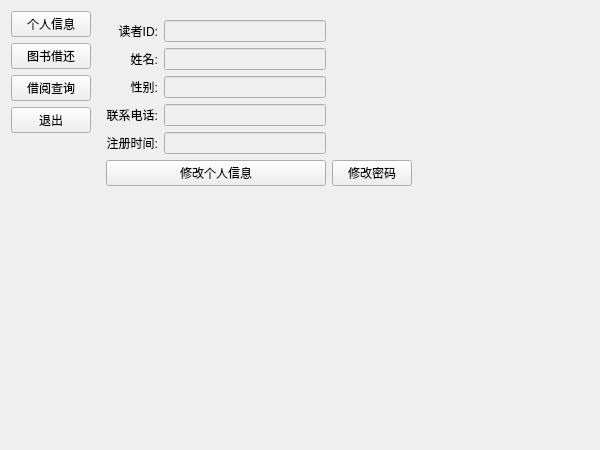
This is Qt大项目/readerview.ui in ackermanLev1/Qt-test as Qt 5 draws it before an edit. The edited form follows.
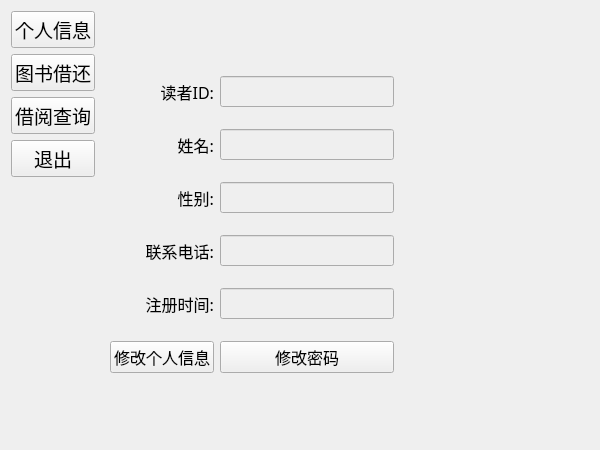
This is the edited form. The open tabs and pages were chosen to show the change.

What changed in the file:
```diff
--- a/Qt大项目/readerview.ui
+++ b/Qt大项目/readerview.ui
@@ -24,6 +24,12 @@
     <layout class="QVBoxLayout" name="verticalLayout">
      <item>
       <widget class="QPushButton" name="btnPersonalInfo">
+       <property name="font">
+        <font>
+         <family>Agency FB</family>
+         <pointsize>14</pointsize>
+        </font>
+       </property>
        <property name="text">
         <string>个人信息</string>
        </property>
@@ -31,6 +37,12 @@
      </item>
      <item>
       <widget class="QPushButton" name="btnBookBorrow">
+       <property name="font">
+        <font>
+         <family>Agency FB</family>
+         <pointsize>14</pointsize>
+        </font>
+       </property>
        <property name="text">
         <string>图书借还</string>
        </property>
@@ -38,6 +50,12 @@
      </item>
      <item>
       <widget class="QPushButton" name="btnBorrowQuery">
+       <property name="font">
+        <font>
+         <family>Agency FB</family>
+         <pointsize>14</pointsize>
+        </font>
+       </property>
        <property name="text">
         <string>借阅查询</string>
        </property>
@@ -45,6 +63,12 @@
      </item>
      <item>
       <widget class="QPushButton" name="btnReaderExit">
+       <property name="font">
+        <font>
+         <family>Agency FB</family>
+         <pointsize>14</pointsize>
+        </font>
+       </property>
        <property name="text">
         <string>退出</string>
        </property>
@@ -72,41 +96,27 @@
      </property>
      <widget class="QWidget" name="pagePersonalInfo">
       <layout class="QGridLayout" name="gridLayout">
-       <item row="4" column="0">
-        <widget class="QLabel" name="lblRegisterTime">
-         <property name="text">
-          <string>注册时间:</string>
+       <item row="2" column="1">
+        <widget class="QLineEdit" name="leReaderName">
+         <property name="enabled">
+          <bool>false</bool>
          </property>
-         <property name="alignment">
-          <set>Qt::AlignRight|Qt::AlignTrailing|Qt::AlignVCenter</set>
+         <property name="font">
+          <font>
+           <family>Agency FB</family>
+           <pointsize>12</pointsize>
+          </font>
          </property>
         </widget>
        </item>
        <item row="3" column="0">
-        <widget class="QLabel" name="lblReaderPhone">
-         <property name="text">
-          <string>联系电话:</string>
-         </property>
-         <property name="alignment">
-          <set>Qt::AlignRight|Qt::AlignTrailing|Qt::AlignVCenter</set>
-         </property>
-        </widget>
-       </item>
-       <item row="7" column="1">
-        <spacer name="verticalSpacer_2">
-         <property name="orientation">
-          <enum>Qt::Vertical</enum>
-         </property>
-         <property name="sizeHint" stdset="0">
-          <size>
-           <width>20</width>
-           <height>40</height>
-          </size>
-         </property>
-        </spacer>
-       </item>
-       <item row="2" column="0">
         <widget class="QLabel" name="lblReaderGender">
+         <property name="font">
+          <font>
+           <family>Agency FB</family>
+           <pointsize>12</pointsize>
+          </font>
+         </property>
          <property name="text">
           <string>性别:</string>
          </property>
@@ -115,69 +125,72 @@
          </property>
         </widget>
        </item>
-       <item row="5" column="3">
-        <spacer name="horizontalSpacer_2">
-         <property name="orientation">
-          <enum>Qt::Horizontal</enum>
+       <item row="2" column="0">
+        <widget class="QLabel" name="lblReaderName">
+         <property name="font">
+          <font>
+           <family>Agency FB</family>
+           <pointsize>12</pointsize>
+          </font>
          </property>
-         <property name="sizeHint" stdset="0">
-          <size>
-           <width>40</width>
-           <height>20</height>
-          </size>
-         </property>
-        </spacer>
-       </item>
-       <item row="5" column="0" colspan="2">
-        <widget class="QPushButton" name="btnModifyInfo">
          <property name="text">
-          <string>修改个人信息</string>
+          <string>姓名:</string>
+         </property>
+         <property name="alignment">
+          <set>Qt::AlignRight|Qt::AlignTrailing|Qt::AlignVCenter</set>
          </property>
         </widget>
        </item>
        <item row="4" column="1">
-        <widget class="QLineEdit" name="leRegisterTime">
-         <property name="enabled">
-          <bool>false</bool>
-         </property>
-        </widget>
-       </item>
-       <item row="2" column="2" colspan="2">
-        <spacer name="horizontalSpacer">
-         <property name="orientation">
-          <enum>Qt::Horizontal</enum>
-         </property>
-         <property name="sizeHint" stdset="0">
-          <size>
-           <width>40</width>
-           <height>20</height>
-          </size>
-         </property>
-        </spacer>
-       </item>
-       <item row="5" column="2">
-        <widget class="QPushButton" name="btnModifyPwd">
-         <property name="text">
-          <string>修改密码</string>
-         </property>
-        </widget>
-       </item>
-       <item row="1" column="1">
-        <widget class="QLineEdit" name="leReaderName">
-         <property name="enabled">
-          <bool>false</bool>
-         </property>
-        </widget>
-       </item>
-       <item row="3" column="1">
         <widget class="QLineEdit" name="leReaderPhone">
          <property name="enabled">
           <bool>false</bool>
          </property>
+         <property name="font">
+          <font>
+           <family>Agency FB</family>
+           <pointsize>12</pointsize>
+          </font>
+         </property>
         </widget>
        </item>
-       <item row="0" column="0">
+       <item row="5" column="0">
+        <widget class="QLabel" name="lblRegisterTime">
+         <property name="font">
+          <font>
+           <family>Agency FB</family>
+           <pointsize>12</pointsize>
+          </font>
+         </property>
+         <property name="text">
+          <string>注册时间:</string>
+         </property>
+         <property name="alignment">
+          <set>Qt::AlignRight|Qt::AlignTrailing|Qt::AlignVCenter</set>
+         </property>
+        </widget>
+       </item>
+       <item row="1" column="1">
+        <widget class="QLineEdit" name="leReaderID">
+         <property name="enabled">
+          <bool>false</bool>
+         </property>
+         <property name="font">
+          <font>
+           <family>Agency FB</family>
+           <pointsize>12</pointsize>
+          </font>
+         </property>
+        </widget>
+       </item>
+       <item row="1" column="0">
         <widget class="QLabel" name="lblReaderID">
+         <property name="font">
+          <font>
+           <family>Agency FB</family>
+           <pointsize>12</pointsize>
+          </font>
+         </property>
          <property name="layoutDirection">
           <enum>Qt::LeftToRight</enum>
          </property>
@@ -189,30 +202,132 @@
          </property>
         </widget>
        </item>
-       <item row="1" column="0">
-        <widget class="QLabel" name="lblReaderName">
+       <item row="7" column="1">
+        <spacer name="verticalSpacer_3">
+         <property name="orientation">
+          <enum>Qt::Vertical</enum>
+         </property>
+         <property name="sizeType">
+          <enum>QSizePolicy::Minimum</enum>
+         </property>
+         <property name="sizeHint" stdset="0">
+          <size>
+           <width>20</width>
+           <height>40</height>
+          </size>
+         </property>
+        </spacer>
+       </item>
+       <item row="3" column="2" colspan="2">
+        <spacer name="horizontalSpacer">
+         <property name="orientation">
+          <enum>Qt::Horizontal</enum>
+         </property>
+         <property name="sizeHint" stdset="0">
+          <size>
+           <width>40</width>
+           <height>20</height>
+          </size>
+         </property>
+        </spacer>
+       </item>
+       <item row="4" column="0">
+        <widget class="QLabel" name="lblReaderPhone">
+         <property name="font">
+          <font>
+           <family>Agency FB</family>
+           <pointsize>12</pointsize>
+          </font>
+         </property>
          <property name="text">
-          <string>姓名:</string>
+          <string>联系电话:</string>
          </property>
          <property name="alignment">
           <set>Qt::AlignRight|Qt::AlignTrailing|Qt::AlignVCenter</set>
          </property>
         </widget>
        </item>
-       <item row="0" column="1">
-        <widget class="QLineEdit" name="leReaderID">
+       <item row="5" column="1">
+        <widget class="QLineEdit" name="leRegisterTime">
          <property name="enabled">
           <bool>false</bool>
          </property>
+         <property name="font">
+          <font>
+           <family>Agency FB</family>
+           <pointsize>12</pointsize>
+          </font>
+         </property>
         </widget>
        </item>
-       <item row="2" column="1">
+       <item row="3" column="1">
         <widget class="QLineEdit" name="leReaderGender">
          <property name="enabled">
           <bool>false</bool>
          </property>
+         <property name="font">
+          <font>
+           <family>Agency FB</family>
+           <pointsize>12</pointsize>
+          </font>
+         </property>
         </widget>
        </item>
+       <item row="0" column="1">
+        <spacer name="verticalSpacer_2">
+         <property name="orientation">
+          <enum>Qt::Vertical</enum>
+         </property>
+         <property name="sizeType">
+          <enum>QSizePolicy::Minimum</enum>
+         </property>
+         <property name="sizeHint" stdset="0">
+          <size>
+           <width>20</width>
+           <height>40</height>
+          </size>
+         </property>
+        </spacer>
+       </item>
+       <item row="6" column="0">
+        <widget class="QPushButton" name="btnModifyInfo">
+         <property name="font">
+          <font>
+           <family>Agency FB</family>
+           <pointsize>12</pointsize>
+          </font>
+         </property>
+         <property name="text">
+          <string>修改个人信息</string>
+         </property>
+        </widget>
+       </item>
+       <item row="6" column="1">
+        <widget class="QPushButton" name="btnModifyPwd">
+         <property name="font">
+          <font>
+           <family>Agency FB</family>
+           <pointsize>12</pointsize>
+          </font>
+         </property>
+         <property name="text">
+          <string>修改密码</string>
+         </property>
+        </widget>
+       </item>
+       <item row="6" column="3">
+        <spacer name="horizontalSpacer_2">
+         <property name="orientation">
+          <enum>Qt::Horizontal</enum>
+         </property>
+         <property name="sizeHint" stdset="0">
+          <size>
+           <width>40</width>
+           <height>20</height>
+          </size>
+         </property>
+        </spacer>
+       </item>
       </layout>
      </widget>
      <widget class="QWidget" name="pageBookBorrow">
```
Left out of the diff: 38 changed lines with no effect on the pictures.
